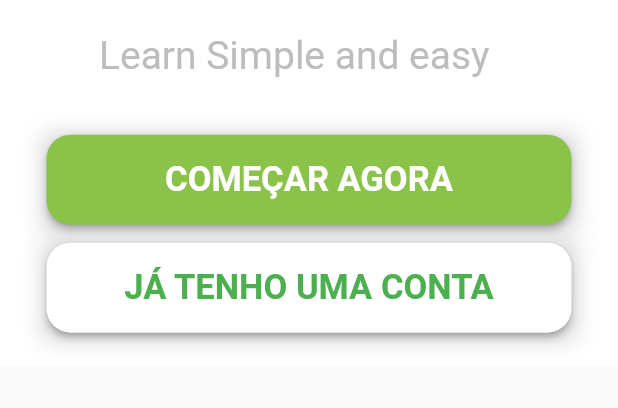
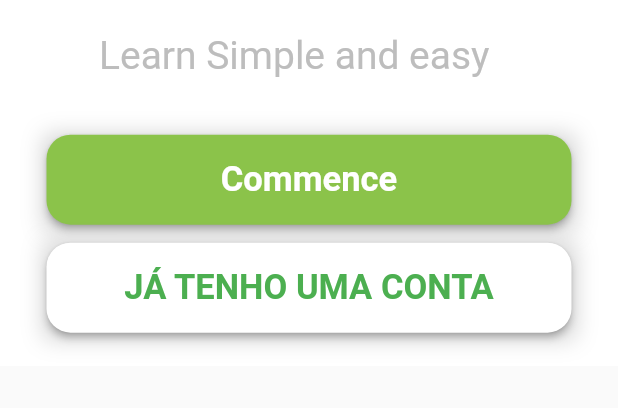
Before and after one commit to DevTiqo/DuolingoUI, a Flutter app: the screen it shows after launch, on a phone screen of 412 x 824 dp, the part 534-942 px from its top. Run offline on Flutter 3.47's test engine with Material 2 defaults, Android fonts, the phone set to English and light mode, and no system bars; our stand-ins replace shared_preferences.

Commit message:
commencing build

```diff
--- a/lib/src/home/login/welcome_screen.dart
+++ b/lib/src/home/login/welcome_screen.dart
@@ -40,7 +40,7 @@ class WelcomeScreen extends StatelessWidget {
                   heightFactor: 0.75,
                 ),
               ),
-              _button("COMEÇAR AGORA",
+              _button("Commence",
                   color: Colors.lightGreen,
                   onPressed: () {},
                   colorText: Colors.white),
```
